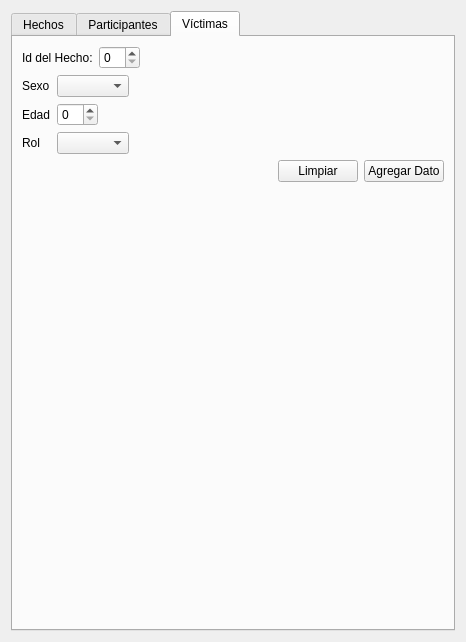
Old version of the form designer/gui_feu.ui in the repository IvanBodnar/feu.
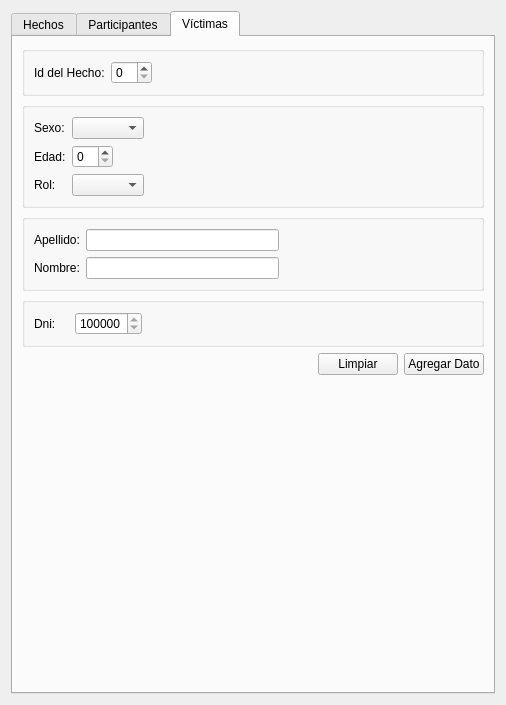
New version of the form. The open tabs and pages were chosen to show the change.

Commit message: Alembic en windows trabajo y cambios en UI

Patch:
```diff
--- a/designer/gui_feu.ui
+++ b/designer/gui_feu.ui
@@ -6,8 +6,8 @@
    <rect>
     <x>0</x>
     <y>0</y>
-    <width>466</width>
-    <height>642</height>
+    <width>506</width>
+    <height>705</height>
    </rect>
   </property>
   <property name="windowTitle">
@@ -582,7 +582,13 @@
       <attribute name="title">
        <string>Víctimas</string>
       </attribute>
-      <layout class="QVBoxLayout" name="verticalLayout_4">
+      <layout class="QVBoxLayout" name="verticalLayout_7">
+       <item>
+        <widget class="QGroupBox" name="groupBox_6">
+         <property name="title">
+          <string/>
+         </property>
+         <layout class="QHBoxLayout" name="horizontalLayout_19">
        <item>
         <layout class="QHBoxLayout" name="horizontalLayout_10">
          <item>
@@ -616,26 +622,28 @@
          </item>
         </layout>
        </item>
+         </layout>
+        </widget>
+       </item>
+       <item>
+        <widget class="QGroupBox" name="groupBox_4">
+         <property name="title">
+          <string/>
+         </property>
+         <layout class="QVBoxLayout" name="verticalLayout_4">
        <item>
         <layout class="QGridLayout" name="gridLayout_2">
-         <item row="2" column="0">
-          <widget class="QLabel" name="label_20">
-           <property name="text">
-            <string>Rol</string>
-           </property>
-          </widget>
-         </item>
          <item row="0" column="0">
           <widget class="QLabel" name="label_18">
            <property name="text">
-            <string>Sexo</string>
+               <string>Sexo:</string>
            </property>
           </widget>
          </item>
          <item row="1" column="0">
           <widget class="QLabel" name="label_19">
            <property name="text">
-            <string>Edad</string>
+               <string>Edad:</string>
            </property>
           </widget>
          </item>
@@ -668,10 +676,129 @@
          <item row="0" column="1">
           <widget class="QComboBox" name="sexo_comboBox"/>
          </item>
+            <item row="2" column="0">
+             <widget class="QLabel" name="label_20">
+              <property name="text">
+               <string>Rol:</string>
+              </property>
+             </widget>
+            </item>
          <item row="2" column="1">
           <widget class="QComboBox" name="rol_comboBox"/>
          </item>
         </layout>
+          </item>
+         </layout>
+        </widget>
+       </item>
+       <item>
+        <widget class="QGroupBox" name="groupBox_5">
+         <property name="title">
+          <string/>
+         </property>
+         <layout class="QGridLayout" name="gridLayout_3">
+          <item row="0" column="0">
+           <widget class="QLabel" name="label_25">
+            <property name="text">
+             <string>Apellido:</string>
+            </property>
+           </widget>
+          </item>
+          <item row="0" column="1">
+           <widget class="QLineEdit" name="apellido_lineEdit"/>
+          </item>
+          <item row="0" column="2">
+           <spacer name="horizontalSpacer_15">
+            <property name="orientation">
+             <enum>Qt::Horizontal</enum>
+            </property>
+            <property name="sizeHint" stdset="0">
+             <size>
+              <width>40</width>
+              <height>20</height>
+             </size>
+            </property>
+           </spacer>
+          </item>
+          <item row="1" column="0">
+           <widget class="QLabel" name="label_26">
+            <property name="text">
+             <string>Nombre:</string>
+            </property>
+           </widget>
+          </item>
+          <item row="1" column="1">
+           <widget class="QLineEdit" name="nombre_lineEdit"/>
+          </item>
+          <item row="1" column="2">
+           <spacer name="horizontalSpacer_17">
+            <property name="orientation">
+             <enum>Qt::Horizontal</enum>
+            </property>
+            <property name="sizeHint" stdset="0">
+             <size>
+              <width>185</width>
+              <height>20</height>
+             </size>
+            </property>
+           </spacer>
+          </item>
+         </layout>
+        </widget>
+       </item>
+       <item>
+        <widget class="QGroupBox" name="groupBox_7">
+         <property name="title">
+          <string/>
+         </property>
+         <layout class="QHBoxLayout" name="horizontalLayout_20">
+          <item>
+           <widget class="QLabel" name="label_24">
+            <property name="sizePolicy">
+             <sizepolicy hsizetype="Maximum" vsizetype="Preferred">
+              <horstretch>0</horstretch>
+              <verstretch>0</verstretch>
+             </sizepolicy>
+            </property>
+            <property name="text">
+             <string>Dni:    </string>
+            </property>
+           </widget>
+          </item>
+          <item>
+           <widget class="QSpinBox" name="dni_spinBox">
+            <property name="sizePolicy">
+             <sizepolicy hsizetype="Minimum" vsizetype="Fixed">
+              <horstretch>0</horstretch>
+              <verstretch>0</verstretch>
+             </sizepolicy>
+            </property>
+            <property name="minimum">
+             <number>1000000</number>
+            </property>
+            <property name="maximum">
+             <number>500000000</number>
+            </property>
+           </widget>
+          </item>
+          <item>
+           <spacer name="horizontalSpacer_16">
+            <property name="orientation">
+             <enum>Qt::Horizontal</enum>
+            </property>
+            <property name="sizeType">
+             <enum>QSizePolicy::Expanding</enum>
+            </property>
+            <property name="sizeHint" stdset="0">
+             <size>
+              <width>40</width>
+              <height>20</height>
+             </size>
+            </property>
+           </spacer>
+          </item>
+         </layout>
+        </widget>
        </item>
        <item>
         <layout class="QHBoxLayout" name="horizontalLayout_11">
```
Left out of the diff: 182 changed lines with no effect on the pictures. Lines whose indentation alone changed are shown as unchanged. The commit also changes 7 other files.
